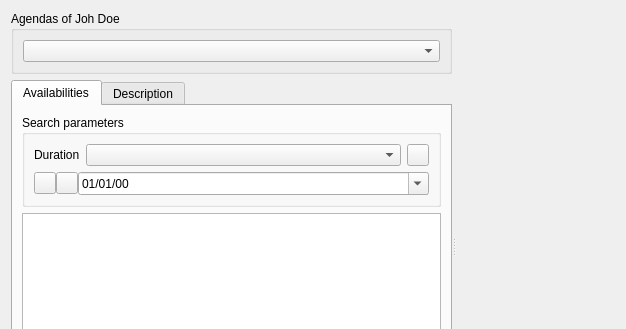
Above: plugins/agendaplugin/usercalendarviewer.ui from FreeHealth/freehealth before the change; both pictures show x 0 to 626 and y 0 to 329 of the 626 by 492 pixel window. Below: the same form after it.
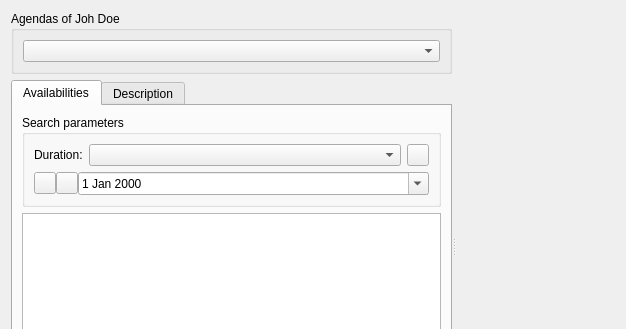
That is the form after the change. Custom widgets are drawn as their Qt base class.

Commit message:
resetDefaultDuration at calendar change
+ some cleanup

Diff of the .ui file:
```diff
--- a/plugins/agendaplugin/usercalendarviewer.ui
+++ b/plugins/agendaplugin/usercalendarviewer.ui
@@ -117,15 +117,6 @@
                 </item>
                 <item>
                  <widget class="QDateEdit" name="startDate">
-                  <property name="sizePolicy">
-                   <sizepolicy hsizetype="Minimum" vsizetype="Minimum">
-                    <horstretch>0</horstretch>
-                    <verstretch>0</verstretch>
-                   </sizepolicy>
-                  </property>
-                  <property name="displayFormat">
-                   <string notr="true">dd/MM/yy</string>
-                  </property>
                   <property name="calendarPopup">
                    <bool>true</bool>
                   </property>
@@ -144,7 +135,7 @@
                    </sizepolicy>
                   </property>
                   <property name="text">
-                   <string>Duration</string>
+                   <string>Duration:</string>
                   </property>
                  </widget>
                 </item>
```
The commit also changes 1 other file.
